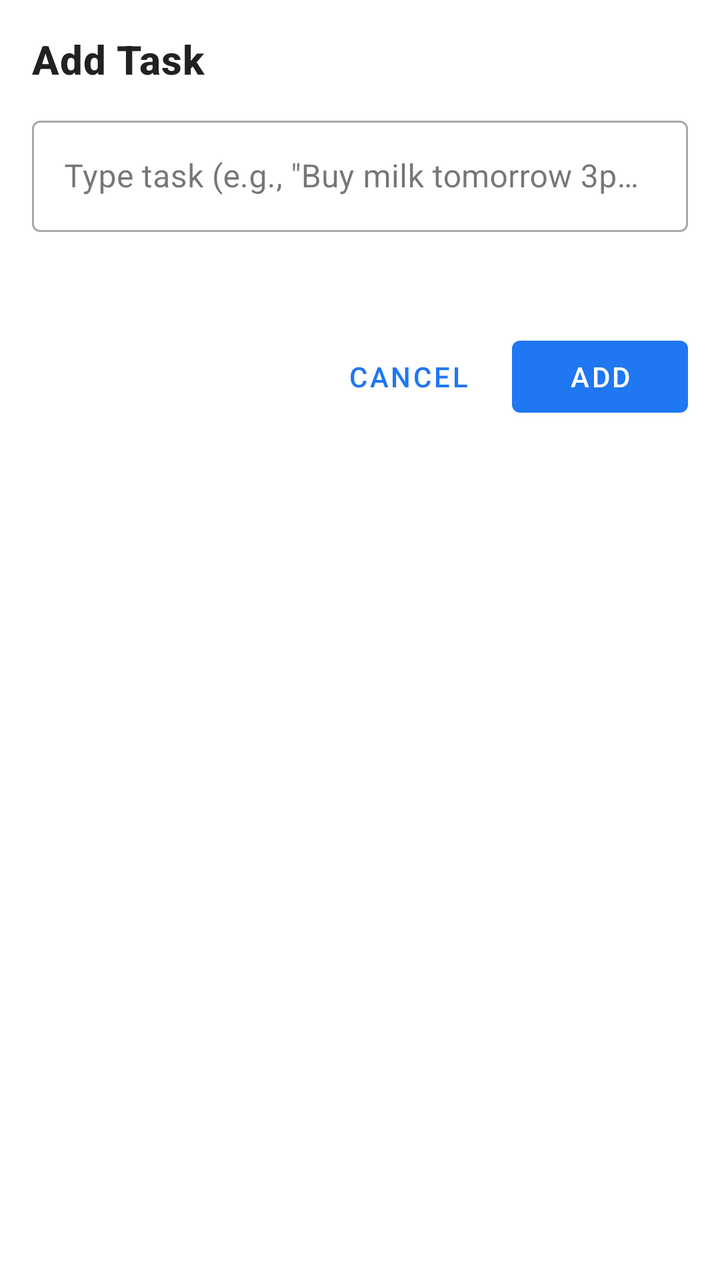
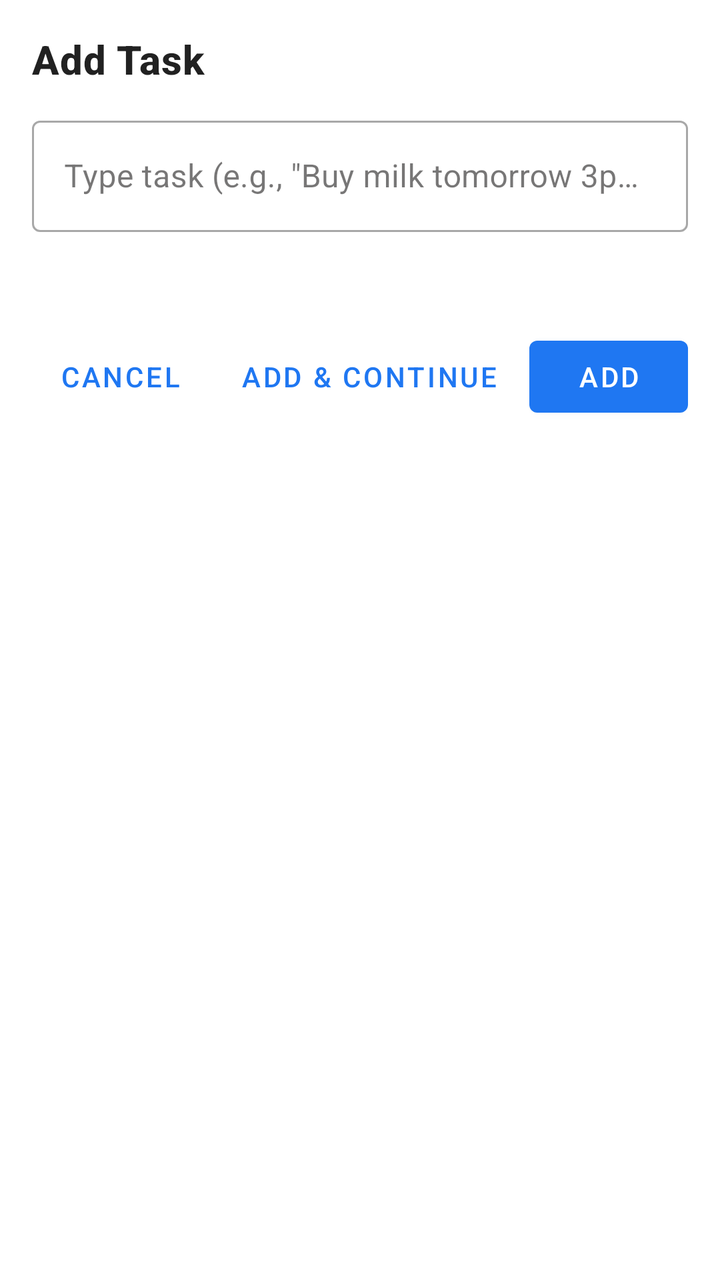

Two renders of the same Android screen: before a commit and after it. Below are the layout's source before the change and the commit's diff.
<!-- AndroidManifest.xml: application theme Theme.Vega -->
<!-- res/layout/bottom_sheet_quick_add.xml -->
<?xml version="1.0" encoding="utf-8"?>
<LinearLayout xmlns:android="http://schemas.android.com/apk/res/android"
    xmlns:app="http://schemas.android.com/apk/res-auto"
    android:layout_width="match_parent"
    android:layout_height="wrap_content"
    android:orientation="vertical"
    android:padding="@dimen/spacing_16">

    
    <TextView
        android:id="@+id/text_quick_add_title"
        android:layout_width="match_parent"
        android:layout_height="wrap_content"
        android:layout_marginBottom="@dimen/spacing_12"
        android:text="@string/title_quick_add"
        android:textAppearance="?attr/textAppearanceHeadline6"
        android:textStyle="bold" />

    
    <com.google.android.material.textfield.TextInputLayout
        android:id="@+id/layout_task_input"
        style="@style/Widget.MaterialComponents.TextInputLayout.OutlinedBox"
        android:layout_width="match_parent"
        android:layout_height="wrap_content"
        android:layout_marginBottom="@dimen/spacing_12"
        app:errorEnabled="true">

        <com.google.android.material.textfield.TextInputEditText
            android:id="@+id/input_task"
            android:layout_width="match_parent"
            android:layout_height="wrap_content"
            android:hint="@string/hint_task_input"
            android:inputType="textCapSentences"
            android:maxLines="3" />
    </com.google.android.material.textfield.TextInputLayout>

    
    <TextView
        android:id="@+id/text_preview_label"
        android:layout_width="match_parent"
        android:layout_height="wrap_content"
        android:layout_marginBottom="@dimen/spacing_4"
        android:text="@string/label_parsing_preview"
        android:textAppearance="?attr/textAppearanceCaption"
        android:textColor="?android:attr/textColorSecondary"
        android:visibility="gone" />

    
    <com.google.android.material.chip.ChipGroup
        android:id="@+id/group_chips_preview"
        android:layout_width="match_parent"
        android:layout_height="wrap_content"
        android:layout_marginBottom="@dimen/spacing_16"
        app:singleLine="true">

        
        <com.google.android.material.chip.Chip
            android:id="@+id/chip_date_preview"
            style="@style/Widget.MaterialComponents.Chip.Entry"
            android:layout_width="wrap_content"
            android:layout_height="wrap_content"
            android:text="Tomorrow"
            android:visibility="gone"
            app:chipIcon="@android:drawable/ic_menu_my_calendar"
            app:closeIconVisible="true" />

        
        <com.google.android.material.chip.Chip
            android:id="@+id/chip_priority_preview"
            style="@style/Widget.MaterialComponents.Chip.Entry"
            android:layout_width="wrap_content"
            android:layout_height="wrap_content"
            android:text="High"
            android:visibility="gone"
            app:chipIcon="@android:drawable/ic_dialog_alert"
            app:closeIconVisible="true" />

        
        <com.google.android.material.chip.Chip
            android:id="@+id/chip_recurrence_preview"
            style="@style/Widget.MaterialComponents.Chip.Entry"
            android:layout_width="wrap_content"
            android:layout_height="wrap_content"
            android:text="Daily"
            android:visibility="gone"
            app:chipIcon="@android:drawable/ic_popup_sync"
            app:closeIconVisible="true" />

    </com.google.android.material.chip.ChipGroup>

    
    <LinearLayout
        android:layout_width="match_parent"
        android:layout_height="wrap_content"
        android:gravity="end"
        android:orientation="horizontal">

        <com.google.android.material.button.MaterialButton
            android:id="@+id/button_cancel"
            style="@style/Widget.MaterialComponents.Button.TextButton"
            android:layout_width="wrap_content"
            android:layout_height="wrap_content"
            android:layout_marginEnd="@dimen/spacing_8"
            android:text="@string/button_cancel" />

        <com.google.android.material.button.MaterialButton
            android:id="@+id/button_confirm"
            android:layout_width="wrap_content"
            android:layout_height="wrap_content"
            android:text="@string/button_add" />
    </LinearLayout>
</LinearLayout>
<!-- resources referenced by this layout -->
<resources>
  <dimen name="spacing_12">12dp</dimen>
  <dimen name="spacing_16">16dp</dimen>
  <dimen name="spacing_4">4dp</dimen>
  <dimen name="spacing_8">8dp</dimen>
  <string name="button_add">Add</string>
  <string name="button_cancel">Cancel</string>
  <string name="hint_task_input">Type task (e.g., \"Buy milk tomorrow 3pm high\")</string>
  <string name="label_parsing_preview">Extracted:</string>
  <string name="title_quick_add">Add Task</string>
  <style name="Theme.Vega" parent="Theme.MaterialComponents.DayNight.NoActionBar">
          
          <item name="colorPrimary">@color/primary</item>
          <item name="colorOnPrimary">@color/on_primary</item>
          
          
          <item name="colorSecondary">@color/secondary</item>
          <item name="colorOnSecondary">@color/on_secondary</item>
          
          
          <item name="colorError">@color/error</item>
          <item name="colorOnError">@color/on_error</item>
          
          
          <item name="android:windowBackground">@color/background</item>
          <item name="colorSurface">@color/surface</item>
          <item name="colorOnSurface">@color/on_surface</item>
          
          
          <item name="textAppearanceHeadline1">@style/TextAppearance.Vega.Headline1</item>
          <item name="textAppearanceHeadline6">@style/TextAppearance.Vega.Headline6</item>
          <item name="textAppearanceBody1">@style/TextAppearance.Vega.Body1</item>
          <item name="textAppearanceBody2">@style/TextAppearance.Vega.Body2</item>
          
          
          <item name="shapeAppearanceSmallComponent">@style/ShapeAppearance.Vega.SmallComponent</item>
          <item name="shapeAppearanceMediumComponent">@style/ShapeAppearance.Vega.MediumComponent</item>
      </style>
  <color name="primary">#1F77F2</color>
  <color name="on_primary">#FFFFFF</color>
  <color name="secondary">#4DB8A8</color>
  <color name="on_secondary">#FFFFFF</color>
  <color name="error">#DC3545</color>
  <color name="on_error">#FFFFFF</color>
  <color name="background">#FFFFFF</color>
  <color name="surface">#FFFFFF</color>
  <color name="on_surface">#1C1B1B</color>
  <style name="TextAppearance.Vega.Headline1" parent="TextAppearance.MaterialComponents.Headline1">
          <item name="fontFamily">sans-serif-black</item>
          <item name="android:textStyle">bold</item>
      </style>
  <style name="TextAppearance.Vega.Headline6" parent="TextAppearance.MaterialComponents.Headline6">
          <item name="fontFamily">sans-serif-medium</item>
          <item name="android:textStyle">bold</item>
      </style>
  <style name="TextAppearance.Vega.Body1" parent="TextAppearance.MaterialComponents.Body1">
          <item name="fontFamily">sans-serif</item>
      </style>
  <style name="TextAppearance.Vega.Body2" parent="TextAppearance.MaterialComponents.Body2">
          <item name="fontFamily">sans-serif</item>
      </style>
  <style name="ShapeAppearance.Vega.SmallComponent" parent="ShapeAppearance.MaterialComponents.SmallComponent">
          <item name="cornerRadius">8dp</item>
      </style>
  <style name="ShapeAppearance.Vega.MediumComponent" parent="ShapeAppearance.MaterialComponents.MediumComponent">
          <item name="cornerRadius">12dp</item>
      </style>
</resources>

<!-- the commit's change to res/layout/bottom_sheet_quick_add.xml (unified diff, before → after) -->
@@ -104,6 +104,14 @@
             android:text="@string/button_cancel" />
 
         <com.google.android.material.button.MaterialButton
+            android:id="@+id/button_add_another"
+            style="@style/Widget.MaterialComponents.Button.TextButton"
+            android:layout_width="wrap_content"
+            android:layout_height="wrap_content"
+            android:layout_marginEnd="@dimen/spacing_8"
+            android:text="@string/button_add_another" />
+
+        <com.google.android.material.button.MaterialButton
             android:id="@+id/button_confirm"
             android:layout_width="wrap_content"
             android:layout_height="wrap_content"
<!-- resource entries referenced after the edit -->
@@ -5,6 +5,7 @@
   <dimen name="spacing_4">4dp</dimen>
   <dimen name="spacing_8">8dp</dimen>
   <string name="button_add">Add</string>
+  <string name="button_add_another">Add &amp; Continue</string>
   <string name="button_cancel">Cancel</string>
   <string name="hint_task_input">Type task (e.g., \"Buy milk tomorrow 3pm high\")</string>
   <string name="label_parsing_preview">Extracted:</string>
